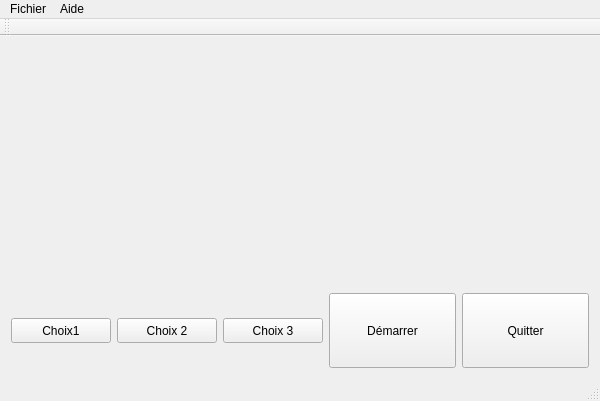
Before: the Qt Designer form src/QYams.ui in corentin703/Yams, drawn with Qt 5.
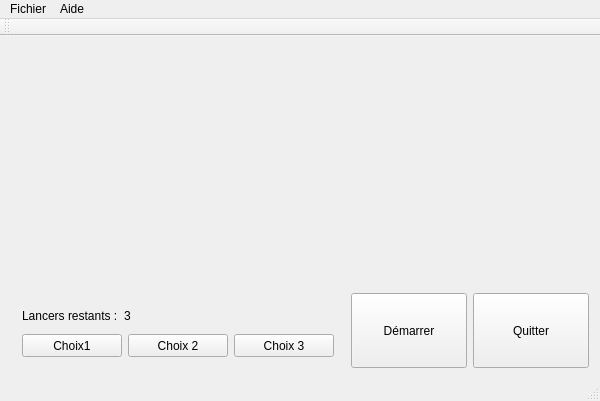
After: the same form once the commit is applied. Custom widgets are drawn as their Qt base class.

```diff
--- a/src/QYams.ui
+++ b/src/QYams.ui
@@ -26,7 +26,52 @@
      </layout>
     </item>
     <item>
-     <layout class="QHBoxLayout" name="horizontalLayout_2">
+     <layout class="QHBoxLayout" name="lytBottom">
+      <item>
+       <widget class="QWidget" name="wdgGameBar" native="true">
+        <layout class="QVBoxLayout" name="lytInGame">
+         <item>
+          <layout class="QHBoxLayout" name="horizontalLayout_6">
+           <item>
+            <widget class="QLabel" name="label_2">
+             <property name="sizePolicy">
+              <sizepolicy hsizetype="Preferred" vsizetype="Minimum">
+               <horstretch>0</horstretch>
+               <verstretch>0</verstretch>
+              </sizepolicy>
+             </property>
+             <property name="text">
+              <string>Lancers restants :</string>
+             </property>
+            </widget>
+           </item>
+           <item>
+            <widget class="QLabel" name="lblTurn">
+             <property name="text">
+              <string>3</string>
+             </property>
+            </widget>
+           </item>
+           <item>
+            <spacer name="horizontalSpacer">
+             <property name="orientation">
+              <enum>Qt::Horizontal</enum>
+             </property>
+             <property name="sizeType">
+              <enum>QSizePolicy::Maximum</enum>
+             </property>
+             <property name="sizeHint" stdset="0">
+              <size>
+               <width>500</width>
+               <height>20</height>
+              </size>
+             </property>
+            </spacer>
+           </item>
+          </layout>
+         </item>
+         <item>
+          <layout class="QHBoxLayout" name="horizontalLayout_5">
       <item>
        <widget class="QPushButton" name="btnChoice1">
         <property name="maximumSize">
@@ -67,6 +112,11 @@
         <property name="text">
          <string>Choix 3</string>
         </property>
+            </widget>
+           </item>
+          </layout>
+         </item>
+        </layout>
        </widget>
       </item>
       <item>
```
Lines whose indentation alone changed are shown as unchanged.
